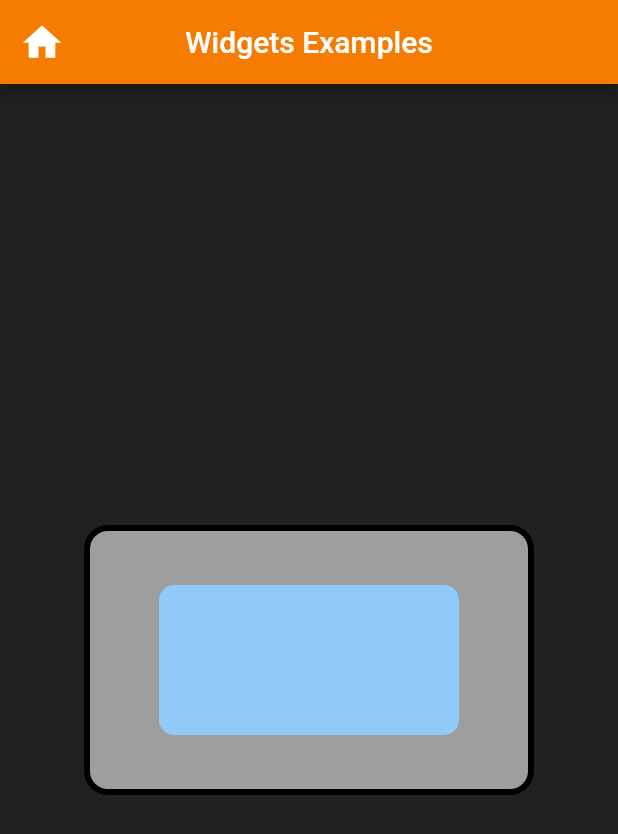
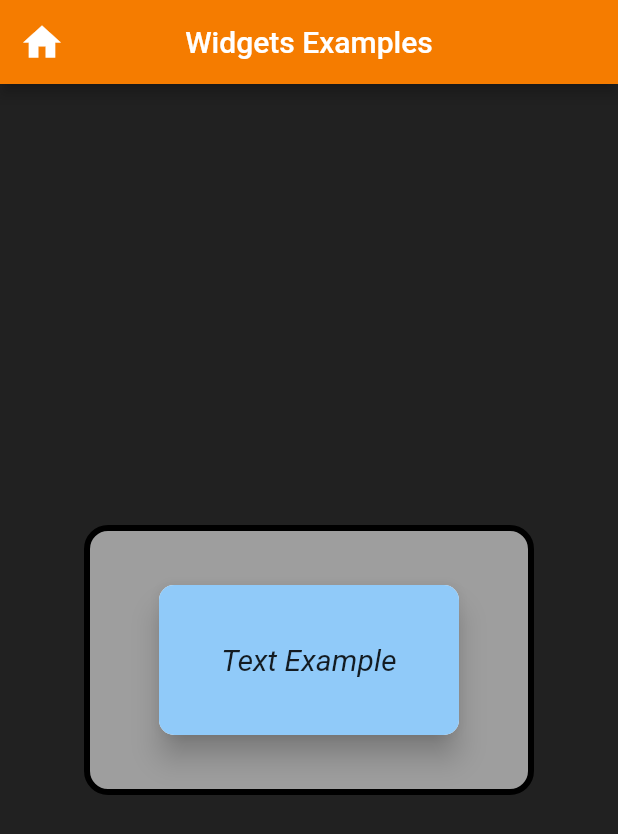
Before and after one commit to Igneele91/Dart-Flutter-Udmi2022, a Flutter app: the screen it shows after launch, on a phone screen of 412 x 824 dp. Shown: the top 834 px of the screen. Run offline on Flutter 3.47's test engine with Material 2 defaults, Android fonts, the phone set to English and light mode, and no system bars; Roboto replaces fonts that are missing (Rubrik).

Commit message:
finish video34 turtori comit

```diff
--- a/flutter_grundlagen/lib/presentation/widgets_examples/widgets/container_text_example.dart
+++ b/flutter_grundlagen/lib/presentation/widgets_examples/widgets/container_text_example.dart
@@ -7,6 +7,7 @@ class ContainerTextExample extends StatelessWidget {
   Widget build(BuildContext context) {
     return Center(
       child: Container(
+        // Container grau1,
         height: 180,
         width: 300,
         decoration: BoxDecoration(
@@ -17,12 +18,28 @@ class ContainerTextExample extends StatelessWidget {
             ),
             borderRadius: BorderRadius.circular(16)),
         child: Center(
+          child: Material(
+            borderRadius: BorderRadius.circular(10),
+            elevation: 8,
             child: Container(
+              // Container blau2
+              alignment: Alignment.center, // Schatten3Deffektmit rand schwarz
+              //padding: const EdgeInsets.only(bottom: 20),
               height: 100,
               width: 200,
               decoration: BoxDecoration(
                   color: Colors.blue[200],
                   borderRadius: BorderRadius.circular(10)),
+              child: const Text(
+                // Text davon
+                "Text Example",
+                style: TextStyle(
+                  fontStyle: FontStyle.italic,
+                  fontFamily: "Rubrik",
+                  fontSize: 20,
+                ),
+              ),
+            ),
           ),
         ),
       ), // das Komma für neue line merken
```
Lines whose indentation alone changed are shown as unchanged.
